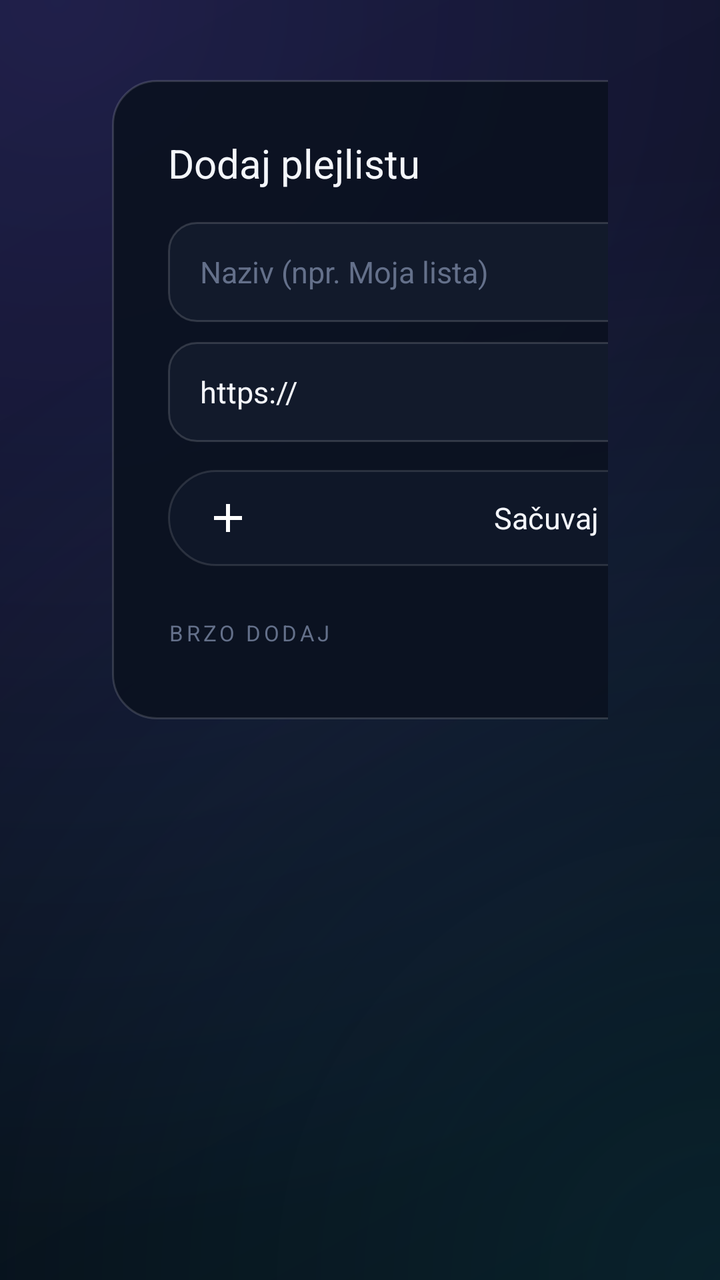
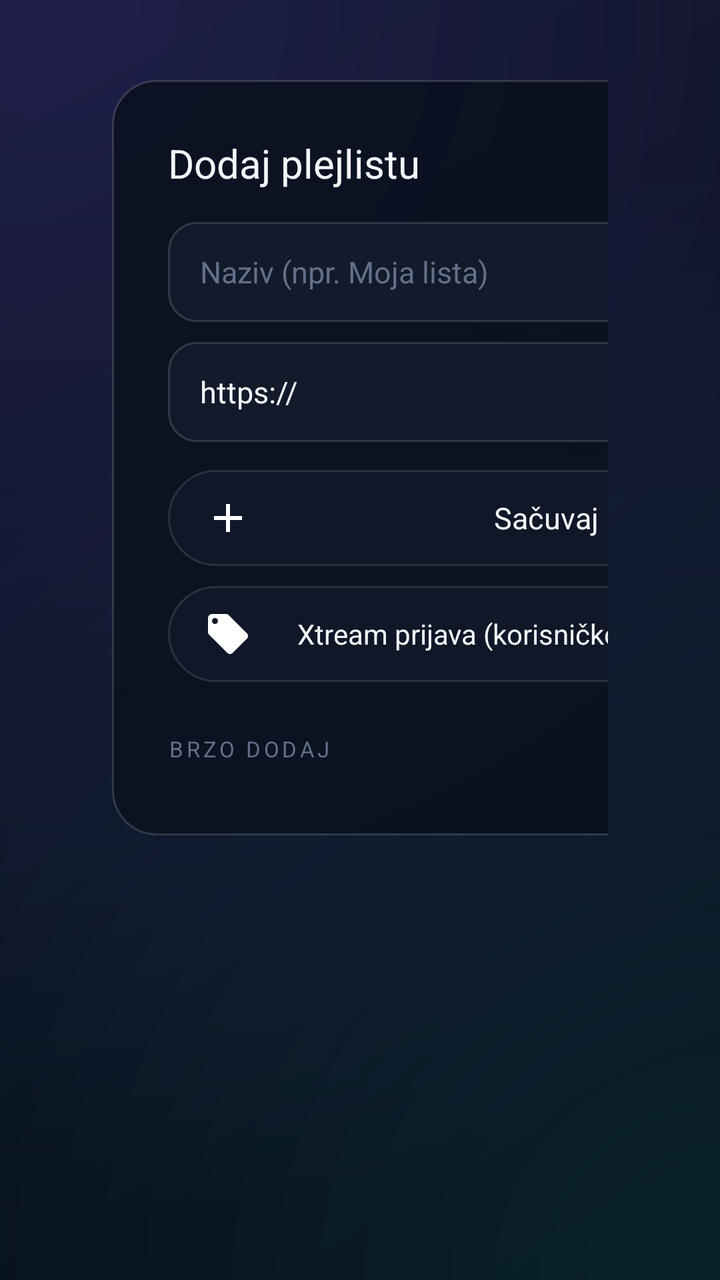

Two renders of the same Android screen: before a commit and after it. Below are the layout's source before the change and the commit's diff.
<!-- AndroidManifest.xml: application theme Theme.Lumen -->
<!-- res/layout/activity_playlists.xml -->
<?xml version="1.0" encoding="utf-8"?>
<LinearLayout xmlns:android="http://schemas.android.com/apk/res/android"
    android:layout_width="match_parent"
    android:layout_height="match_parent"
    android:orientation="horizontal"
    android:paddingStart="56dp"
    android:paddingTop="40dp"
    android:paddingEnd="56dp"
    android:paddingBottom="32dp">

    <LinearLayout
        android:layout_width="0dp"
        android:layout_height="match_parent"
        android:layout_weight="1"
        android:orientation="vertical">

        <TextView
            android:layout_width="wrap_content"
            android:layout_height="wrap_content"
            android:tag="bold"
            android:text="Plejliste"
            android:textColor="@color/text"
            android:textSize="30sp" />

        <TextView
            android:layout_width="wrap_content"
            android:layout_height="wrap_content"
            android:layout_marginTop="4dp"
            android:text="Odaberi plejlistu koju želiš gledati"
            android:textColor="@color/text_2"
            android:textSize="14sp" />

        <androidx.recyclerview.widget.RecyclerView
            android:id="@+id/list"
            android:layout_width="match_parent"
            android:layout_height="0dp"
            android:layout_marginTop="22dp"
            android:layout_weight="1"
            android:clipToPadding="false"
            android:paddingEnd="28dp"
            android:paddingBottom="20dp"
            android:scrollbars="none" />
    </LinearLayout>

    <ScrollView
        android:layout_width="430dp"
        android:layout_height="match_parent"
        android:scrollbars="none">

        <LinearLayout
            android:layout_width="match_parent"
            android:layout_height="wrap_content"
            android:background="@drawable/bg_panel"
            android:orientation="vertical"
            android:padding="28dp">

            <TextView
                android:layout_width="wrap_content"
                android:layout_height="wrap_content"
                android:tag="bold"
                android:text="@string/add_playlist"
                android:textColor="@color/text"
                android:textSize="20sp" />

            <EditText
                android:id="@+id/in_name"
                android:layout_width="match_parent"
                android:layout_height="50dp"
                android:layout_marginTop="16dp"
                android:background="@drawable/bg_input"
                android:hint="@string/playlist_name_hint"
                android:imeOptions="actionNext|flagNoExtractUi"
                android:inputType="text"
                android:maxLines="1"
                android:paddingStart="16dp"
                android:paddingEnd="16dp"
                android:textColor="@color/text"
                android:textColorHint="@color/text_3"
                android:textSize="15sp" />

            <EditText
                android:id="@+id/in_url"
                android:layout_width="match_parent"
                android:layout_height="50dp"
                android:layout_marginTop="10dp"
                android:background="@drawable/bg_input"
                android:hint="@string/playlist_url_hint"
                android:imeOptions="actionDone|flagNoExtractUi"
                android:inputType="textUri"
                android:maxLines="1"
                android:paddingStart="16dp"
                android:paddingEnd="16dp"
                android:text="https://"
                android:textColor="@color/text"
                android:textColorHint="@color/text_3"
                android:textSize="15sp" />

            <TextView
                android:id="@+id/btn_save"
                android:layout_width="match_parent"
                android:layout_height="48dp"
                android:layout_marginTop="14dp"
                android:background="@drawable/bg_button"
                android:clickable="true"
                android:drawableStart="@drawable/ic_add"
                android:focusable="true"
                android:gravity="center"
                android:paddingStart="18dp"
                android:paddingEnd="38dp"
                android:tag="semibold"
                android:text="@string/save"
                android:textColor="@color/text"
                android:textSize="15sp" />

            <TextView
                android:layout_width="wrap_content"
                android:layout_height="wrap_content"
                android:layout_marginTop="26dp"
                android:letterSpacing="0.14"
                android:tag="semibold"
                android:text="BRZO DODAJ"
                android:textColor="@color/text_3"
                android:textSize="11sp" />

            <LinearLayout
                android:id="@+id/presets"
                android:layout_width="match_parent"
                android:layout_height="wrap_content"
                android:layout_marginTop="8dp"
                android:orientation="vertical" />
        </LinearLayout>
    </ScrollView>
</LinearLayout>
<!-- resources referenced by this layout -->
<resources>
  <color name="text">#F4F6FB</color>
  <color name="text_2">#A3AECA</color>
  <color name="text_3">#64708A</color>
  <!-- drawable bg_button (drawable) -->
  <?xml version="1.0" encoding="utf-8"?>
  <selector xmlns:android="http://schemas.android.com/apk/res/android">
      <item android:state_focused="true">
          <shape android:shape="rectangle">
              <corners android:radius="24dp" />
              <gradient android:angle="0" android:startColor="@color/accent" android:endColor="#4F7CF0" />
          </shape>
      </item>
      <item>
          <shape android:shape="rectangle">
              <corners android:radius="24dp" />
              <solid android:color="#B3121A2B" />
              <stroke android:width="1dp" android:color="#1FFFFFFF" />
          </shape>
      </item>
  </selector>
  <!-- drawable bg_input (drawable) -->
  <?xml version="1.0" encoding="utf-8"?>
  <selector xmlns:android="http://schemas.android.com/apk/res/android">
      <item android:state_focused="true">
          <shape android:shape="rectangle">
              <corners android:radius="14dp" />
              <solid android:color="@color/surface_2" />
              <stroke android:width="2dp" android:color="@color/accent_2" />
          </shape>
      </item>
      <item>
          <shape android:shape="rectangle">
              <corners android:radius="14dp" />
              <solid android:color="@color/surface" />
              <stroke android:width="1dp" android:color="#26FFFFFF" />
          </shape>
      </item>
  </selector>
  <!-- drawable bg_panel (drawable) -->
  <?xml version="1.0" encoding="utf-8"?>
  <shape xmlns:android="http://schemas.android.com/apk/res/android" android:shape="rectangle">
      <corners android:radius="22dp" />
      <solid android:color="#E60B1120" />
      <stroke android:width="1dp" android:color="#26FFFFFF" />
  </shape>
  <!-- drawable ic_add (drawable) -->
  <?xml version="1.0" encoding="utf-8"?>
  <vector xmlns:android="http://schemas.android.com/apk/res/android"
      android:width="24dp" android:height="24dp" android:viewportWidth="24" android:viewportHeight="24">
      <path android:fillColor="#FFFFFFFF" android:pathData="M19,13h-6v6h-2v-6H5v-2h6V5h2v6h6v2z" />
  </vector>
  <string name="add_playlist">Dodaj plejlistu</string>
  <string name="playlist_name_hint">Naziv (npr. Moja lista)</string>
  <string name="playlist_url_hint">Link do .m3u / .m3u8 plejliste</string>
  <string name="save">Sačuvaj</string>
  <style name="Theme.Lumen" parent="@android:style/Theme.Material.NoActionBar.Fullscreen">
          <item name="android:windowBackground">@drawable/bg_app</item>
          <item name="android:colorPrimary">@color/accent</item>
          <item name="android:colorPrimaryDark">@color/bg_deep</item>
          <item name="android:colorAccent">@color/accent_2</item>
          <item name="android:textColorPrimary">@color/text</item>
          <item name="android:textColorSecondary">@color/text_2</item>
          <item name="android:textColorHint">@color/text_3</item>
          <item name="android:windowContentOverlay">@null</item>
          <item name="android:windowNoTitle">true</item>
          <item name="android:colorBackground">@color/bg</item>
      </style>
  <color name="accent">#7C5CFF</color>
  <color name="surface_2">#1A2439</color>
  <color name="accent_2">#22D3EE</color>
  <color name="surface">#121A2B</color>
  <color name="bg_deep">#05080F</color>
  <color name="bg">#0A0F1C</color>
  <!-- unchanged entries left out for length: 1 -->
</resources>

<!-- the commit's change to res/layout/activity_playlists.xml (unified diff, before → after) -->
@@ -113,6 +113,23 @@
                 android:textSize="15sp" />
 
             <TextView
+                android:id="@+id/btn_xtream"
+                android:layout_width="match_parent"
+                android:layout_height="48dp"
+                android:layout_marginTop="10dp"
+                android:background="@drawable/bg_button"
+                android:clickable="true"
+                android:drawableStart="@drawable/ic_tag"
+                android:focusable="true"
+                android:gravity="center"
+                android:paddingStart="18dp"
+                android:paddingEnd="38dp"
+                android:tag="semibold"
+                android:text="Xtream prijava (korisničko ime / lozinka)"
+                android:textColor="@color/text"
+                android:textSize="14sp" />
+
+            <TextView
                 android:layout_width="wrap_content"
                 android:layout_height="wrap_content"
                 android:layout_marginTop="26dp"
<!-- resource entries referenced after the edit -->
@@ -51,6 +51,12 @@
       android:width="24dp" android:height="24dp" android:viewportWidth="24" android:viewportHeight="24">
       <path android:fillColor="#FFFFFFFF" android:pathData="M19,13h-6v6h-2v-6H5v-2h6V5h2v6h6v2z" />
   </vector>
+  <!-- drawable ic_tag (drawable) -->
+  <?xml version="1.0" encoding="utf-8"?>
+  <vector xmlns:android="http://schemas.android.com/apk/res/android"
+      android:width="24dp" android:height="24dp" android:viewportWidth="24" android:viewportHeight="24">
+      <path android:fillColor="#FFFFFFFF" android:pathData="M21.41,11.58l-9,-9C12.05,2.22 11.55,2 11,2H4c-1.1,0 -2,0.9 -2,2v7c0,0.55 0.22,1.05 0.59,1.42l9,9c0.36,0.36 0.86,0.58 1.41,0.58 0.55,0 1.05,-0.22 1.41,-0.59l7,-7c0.37,-0.36 0.59,-0.86 0.59,-1.41 0,-0.55 -0.23,-1.06 -0.59,-1.42zM5.5,7C4.67,7 4,6.33 4,5.5S4.67,4 5.5,4 7,4.67 7,5.5 6.33,7 5.5,7z" />
+  </vector>
   <string name="add_playlist">Dodaj plejlistu</string>
   <string name="playlist_name_hint">Naziv (npr. Moja lista)</string>
   <string name="playlist_url_hint">Link do .m3u / .m3u8 plejliste</string>
